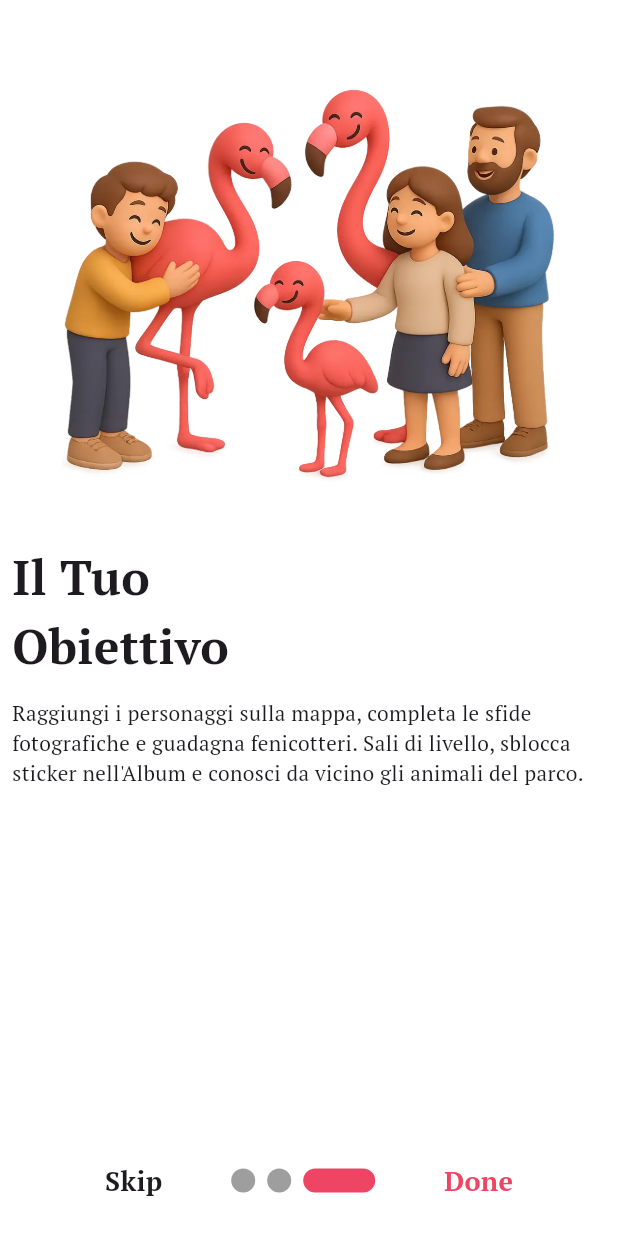
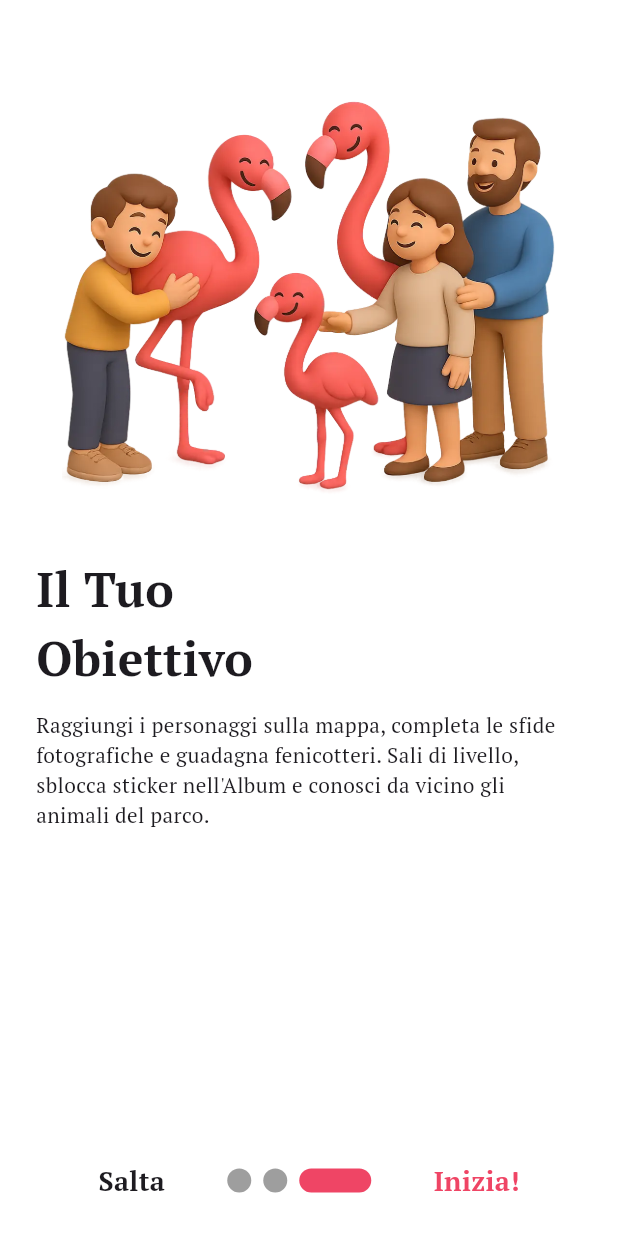
Before and after one commit to AlexTesta00/Discover, a Flutter app: the screen it shows after launch, swiped to page 3, on a phone screen of 412 x 824 dp. Run offline on Flutter 3.47's test engine with Material 3 defaults, Android fonts, the phone set to English and light mode, and no system bars; drawn by our look-alikes of smooth_page_indicator; our stand-ins replace camera, flutter_dotenv, flutter_map, fpdart, geolocator, google_fonts and 7 more; missing offline and left inert: flutter_map_marker_cluster, google_mlkit_image_labeling, image_gallery_saver_plus, tutorial_coach_mark; accounts and stored records are empty.

Commit message:
fix: fixed padding and names in onboarding

```diff
--- a/lib/features/onboarding/presentation/pages/onboarding_screen.dart
+++ b/lib/features/onboarding/presentation/pages/onboarding_screen.dart
@@ -65,7 +65,7 @@ class _OnBoardingScreenState extends State<OnBoardingScreen> {
               children: [
                 GestureDetector(
                   onTap: () => _controller.jumpToPage(2),
-                  child: Text('Skip', style: TextStyle(fontSize: 18, fontWeight: FontWeight.w800)),
+                  child: Text('Salta', style: TextStyle(fontSize: 18, fontWeight: FontWeight.w800)),
                 ),
                 SmoothPageIndicator(
                   controller: _controller,
@@ -83,13 +83,13 @@ class _OnBoardingScreenState extends State<OnBoardingScreen> {
                           Navigator.pushReplacement(context, MaterialPageRoute(builder: (context) => const FinishOnBoarding()));
                         },
                         child: Text(
-                          'Done',
+                          'Inizia!',
                           style: TextStyle(fontSize: 18, fontWeight: FontWeight.w800, color: AppTheme.primaryColor),
                         ),
                       )
                     : GestureDetector(
                         onTap: () => _controller.nextPage(duration: Duration(milliseconds: 500), curve: Curves.easeIn),
-                        child: Text('Next', style: TextStyle(fontSize: 18, fontWeight: FontWeight.w800)),
+                        child: Text('Avanti', style: TextStyle(fontSize: 18, fontWeight: FontWeight.w800)),
                       ),
               ],
             ),
--- a/lib/features/onboarding/presentation/widgets/onboarding_builder.dart
+++ b/lib/features/onboarding/presentation/widgets/onboarding_builder.dart
@@ -13,8 +13,9 @@ class OnboardingBuilder extends StatelessWidget {
   Widget build(BuildContext context) {
     return Container(
       color: Colors.white,
-      child: Padding(
-        padding: const EdgeInsets.all(8.0),
+      child: SafeArea(
+        child: Padding(
+        padding: const EdgeInsets.fromLTRB(24, 16, 24, 24),
         child: Column(
           mainAxisAlignment: MainAxisAlignment.start,
           crossAxisAlignment: CrossAxisAlignment.start,
@@ -38,6 +39,7 @@ class OnboardingBuilder extends StatelessWidget {
           ],
         ),
       ),
+      ),
     );
   }
 }
```
